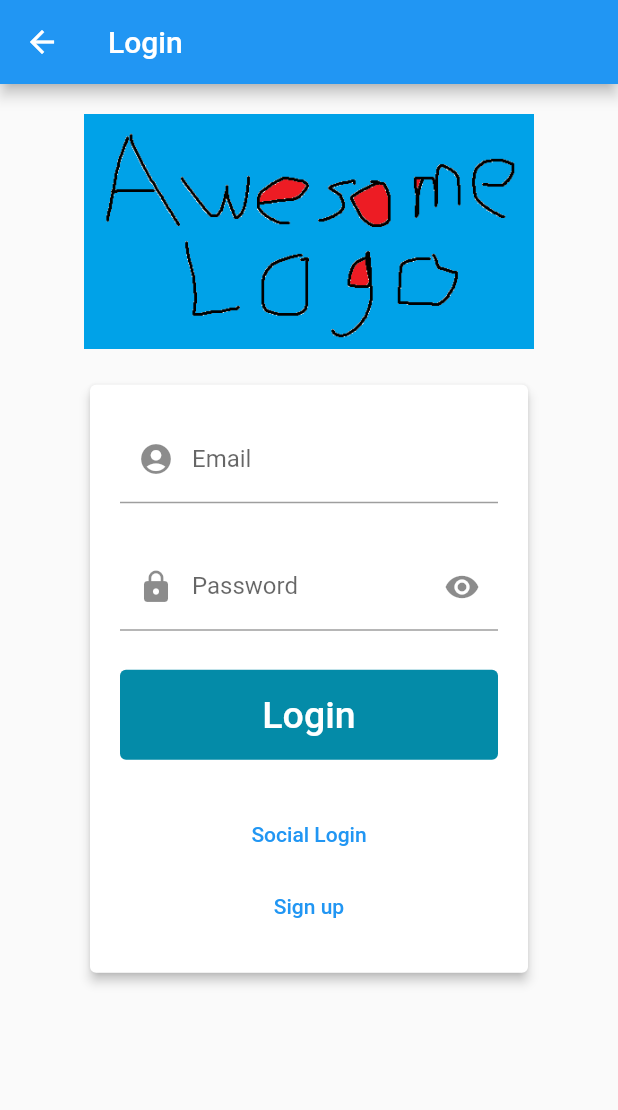
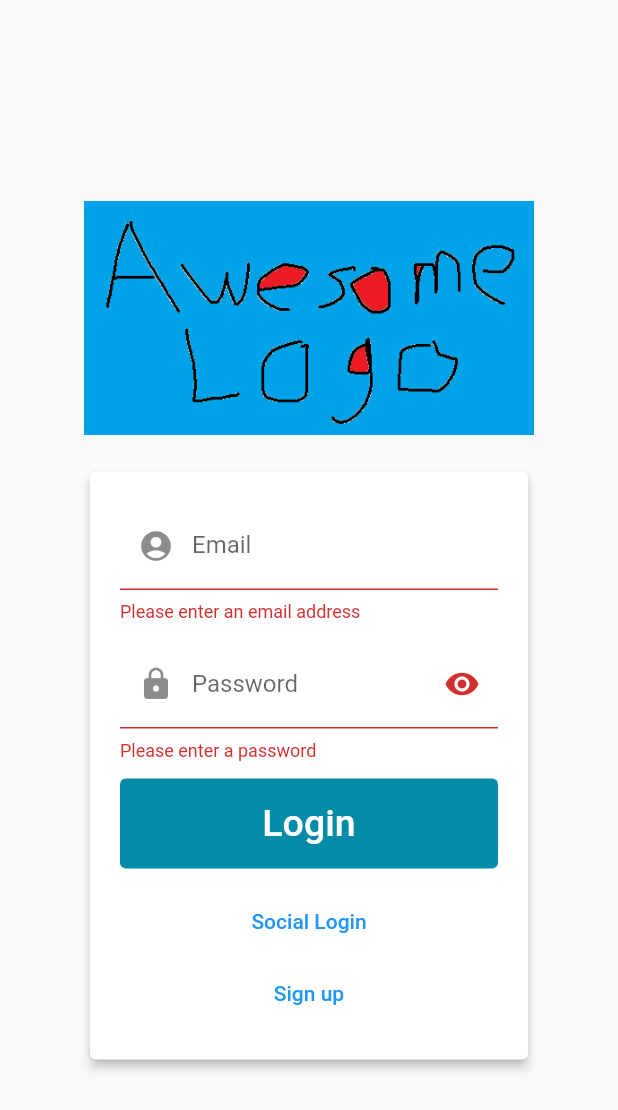
Before and after one commit to rflett/jui, a Flutter app: the screen it shows after launch, after a tap on "Login", on a phone screen of 412 x 824 dp. Shown: the top 1110 px of the screen. Run offline on Flutter 3.47's test engine with Material 2 defaults, Android fonts, the phone set to English and light mode, and no system bars; our stand-ins replace flutter_secure_storage, shared_preferences, sprintf; missing offline and left inert: jwt_decode; generated files the repository leaves out were written again.

Commit message:
Made signup page work correctly
- Removed redundant home screen
- Added login home page logic

```diff
--- a/lib/main.dart
+++ b/lib/main.dart
@@ -4,7 +4,6 @@ import 'package:jui/utilities/storage.dart';
 import 'package:jui/view/pages/account/login_page.dart';
 import 'package:jui/view/pages/account/register_page.dart';
 import 'package:jui/view/pages/account/login_provider_page.dart';
-import 'package:jui/view/pages/home_page.dart';
 import 'package:jui/view/pages/leaderboard/leaderboard.dart';
 
 void main() {
@@ -29,14 +28,18 @@ class _MyAppState extends State<MyApp> {
 
   late Map<String, WidgetBuilder> _visibleRoutes;
 
+  late Widget _homeWidget;
+
   Future<bool> _initialise() async {
     String? jwt = await DeviceStorage.retrieveValue("jwt");
     this._visibleRoutes = _loggedOutRoutes;
     if (jwt != null && jwt.isNotEmpty) {
       // User is logged in
+      _homeWidget = Leaderboard();
       return true;
     } else {
       // User not logged in
+      _homeWidget = LoginPage();
       return false;
     }
   }
@@ -57,7 +60,7 @@ class _MyAppState extends State<MyApp> {
                 // closer together (more dense) than on mobile platforms.
                 visualDensity: VisualDensity.adaptivePlatformDensity,
               ),
-              home: HomePage(),
+              home: _homeWidget,
               routes: _visibleRoutes,
             );
           } else {
--- /dev/null
+++ b/lib/utilities/validation.dart
@@ -0,0 +1,7 @@
+String? validateRequired(String? currentValue, {String fieldType = " value"}) {
+  if (currentValue?.isEmpty == true) {
+    return "Please enter a$fieldType";
+  }
+
+  return null;
+}
--- a/lib/view/pages/account/components/social-login/social_login_button.dart
+++ b/lib/view/pages/account/components/social-login/social_login_button.dart
@@ -1,6 +1,7 @@
 import 'dart:developer';
 
 import 'package:flutter/material.dart';
+import 'package:jui/constants/urls.dart';
 import 'package:jui/models/enums/social_providers.dart';
 import 'package:url_launcher/url_launcher.dart';
 
@@ -26,12 +27,10 @@ class SocialLoginButton extends StatelessWidget {
 
   _onSocialTapped() async {
     var providerName = this._provider.toString().split(".").last;
-    var url =
-        "https://37qx1mx5z9.execute-api.ap-southeast-2.amazonaws.com/dev/oauth/login/$providerName";
+    var url = "$oauthLoginUrl/$providerName";
     var shouldNavigate = await canLaunch(url);
     if (shouldNavigate) {
-      await launch(
-          "https://37qx1mx5z9.execute-api.ap-southeast-2.amazonaws.com/dev/oauth/login/$providerName");
+      await launch(url);
     }
   }
 
--- a/lib/view/pages/account/login_page.dart
+++ b/lib/view/pages/account/login_page.dart
@@ -22,11 +22,10 @@ class _LoginPageState extends State<LoginPage> {
   @override
   Widget build(BuildContext context) {
     return Scaffold(
-      appBar: AppBar(
-        title: Text("Login"),
-      ),
       body: Center(
-        child: Column(children: [
+        child: Column(
+          mainAxisAlignment: MainAxisAlignment.center,
+            children: [
           Container(
             padding: EdgeInsets.symmetric(vertical: 20),
             child: Hero(
--- a/lib/view/pages/home_page.dart
+++ /dev/null
@@ -1,56 +0,0 @@
-import 'package:flutter/material.dart';
-import 'package:jui/constants/colors.dart';
-import 'package:jui/constants/routes.dart';
-
-class HomePage extends StatefulWidget {
-  @override
-  _HomePageState createState() => _HomePageState();
-}
-
-class _HomePageState extends State<HomePage> {
-  @override
-  Widget build(BuildContext context) {
-    return Scaffold(
-        body: Center(
-      child: Column(
-        mainAxisAlignment: MainAxisAlignment.center,
-        children: [
-          Hero(tag: "app-logo", child: Image.asset("images/logo.png")),
-          Container(
-            constraints:
-                BoxConstraints(minWidth: 100, maxWidth: 300, maxHeight: 300),
-            child: Column(
-              mainAxisAlignment: MainAxisAlignment.spaceEvenly,
-              children: [
-                Hero(
-                  tag: "login-button",
-                  child: TextButton(
-                    style: TextButton.styleFrom(
-                      backgroundColor: appPrimaryColor,
-                      primary: Colors.white,
-                      padding: EdgeInsets.all(15),
-                      minimumSize: Size(300, 60),
-                    ),
-                    child: Text("Login", style: TextStyle(fontSize: 25)),
-                    onPressed: () => Navigator.pushNamed(context, loginRoute),
-                  ),
-                ),
-                TextButton(
-                  style: TextButton.styleFrom(
-                    backgroundColor: appAccentColor,
-                    primary: Colors.white,
-                    padding: EdgeInsets.all(15),
-                    minimumSize: Size(300, 60),
-                  ),
-                  child: Text("Social Login", style: TextStyle(fontSize: 25)),
-                  onPressed: () =>
-                      Navigator.pushNamed(context, loginProviderRoute),
-                ),
-              ],
-            ),
-          ),
-        ],
-      ),
-    ));
-  }
-}
```
Also changed, not shown: lib/view/pages/account/register_page.dart (+28 -14 lines).
